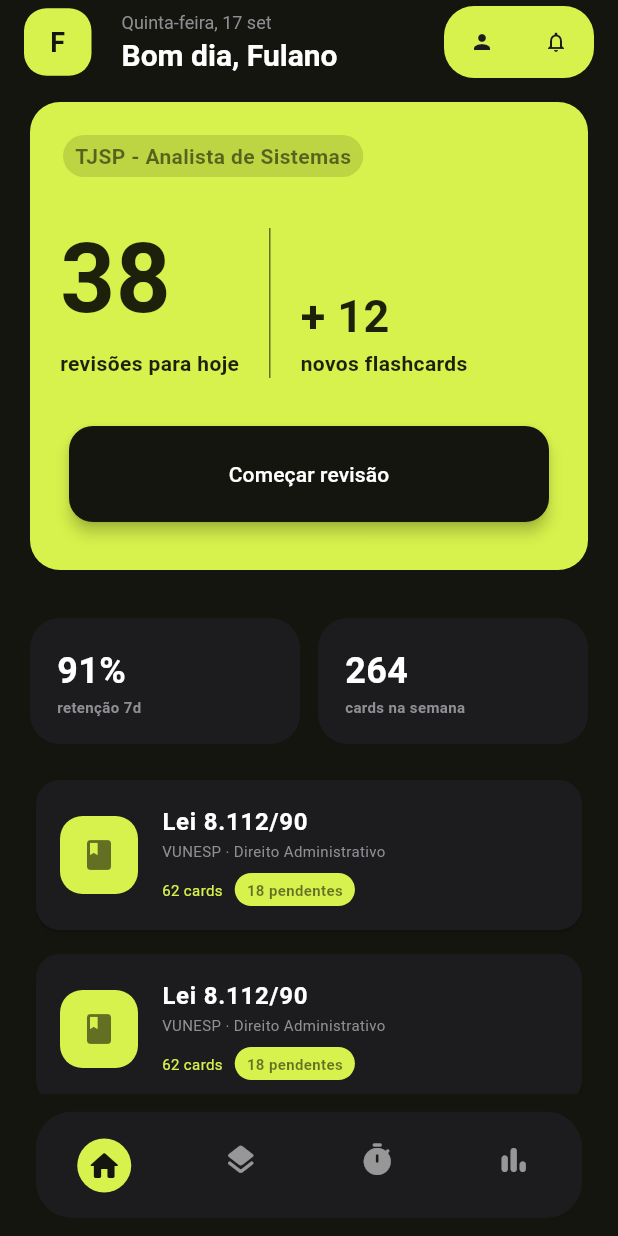
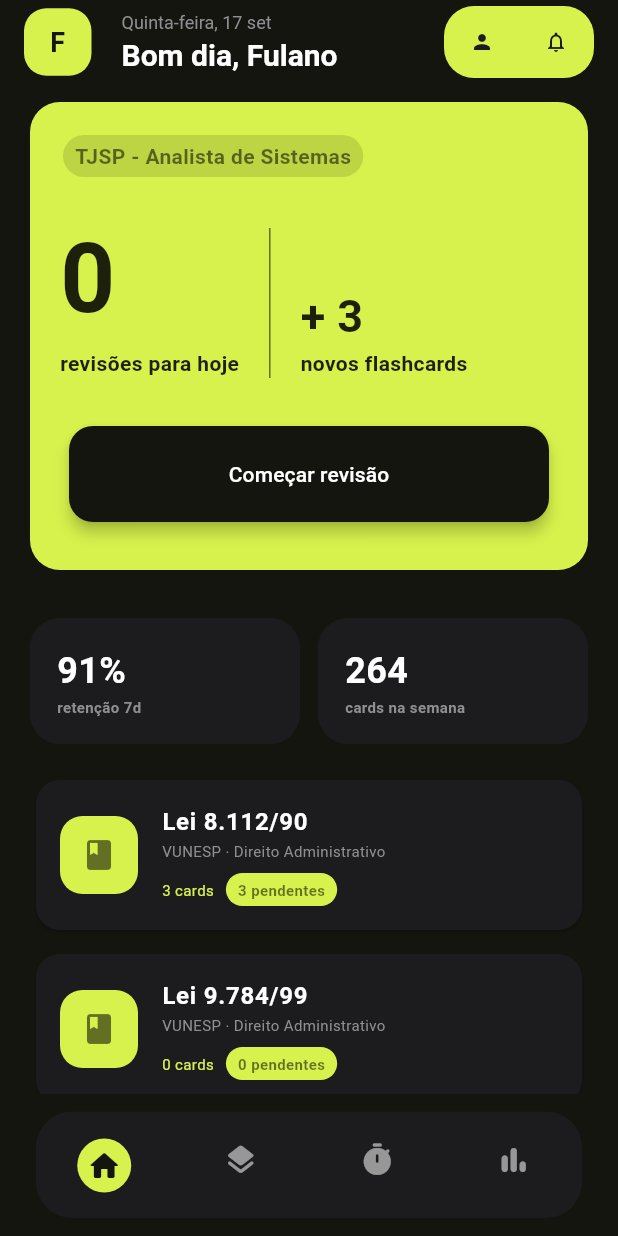
Before and after one commit to fabio550/flash_concursos_app, a Flutter app: the screen it shows after launch, on a phone screen of 412 x 824 dp. Run offline on Flutter 3.47's test engine with Material 3 defaults, Android fonts, the phone set to English and light mode, and no system bars; our stand-ins replace go_router.

Commit message:
feat: wire Home page to flashcards fake repositories
Deck list and today's review counts now come from FakeDeckRepository/
FakeCardRepository instead of hardcoded values. The two StatCards
(retention/weekly count) stay hardcoded — they depend on review_log,
which doesn't exist yet.

Co-Authored-By: Claude Sonnet 5 <noreply@anthropic.com>
Claude-Session: https://claude.ai/code/session_01QUtNWBu61jH1eLFmf9ki6X

```diff
--- a/lib/core/presentation/pages/home_page.dart
+++ b/lib/core/presentation/pages/home_page.dart
@@ -1,11 +1,49 @@
 import 'package:flash_concursos_app/core/presentation/widgets/app_bar/home_app_bar.dart';
 import 'package:flash_concursos_app/core/presentation/widgets/deck_list_view.dart';
+import 'package:flash_concursos_app/core/presentation/widgets/deck_summary.dart';
 import 'package:flash_concursos_app/core/presentation/widgets/stat_card.dart';
 import 'package:flash_concursos_app/core/presentation/widgets/today_review_hero.dart';
+import 'package:flash_concursos_app/core/system_design/app_colors.dart';
+import 'package:flash_concursos_app/features/flashcards/data/fake/fake_card_repository.dart';
+import 'package:flash_concursos_app/features/flashcards/data/fake/fake_deck_repository.dart';
+import 'package:flash_concursos_app/features/flashcards/domain/enums/card_state.dart';
+import 'package:flash_concursos_app/features/flashcards/domain/repositories/card_repository.dart';
+import 'package:flash_concursos_app/features/flashcards/domain/repositories/deck_repository.dart';
+import 'package:flash_concursos_app/features/flashcards/domain/services/study_day.dart';
 import 'package:flutter/material.dart';
 
-class HomePage extends StatelessWidget {
+class HomePage extends StatefulWidget {
   const HomePage({super.key});
+
+  @override
+  State<HomePage> createState() => _HomePageState();
+}
+
+class _HomePageState extends State<HomePage> {
+  final DeckRepository _deckRepository = FakeDeckRepository();
+  late final CardRepository _cardRepository = FakeCardRepository(_deckRepository);
+  late final Future<_HomeData> _future = _loadData();
+
+  Future<_HomeData> _loadData() async {
+    final now = DateTime.now();
+    final decks = await _deckRepository.getAll();
+    final summaries = <DeckSummary>[];
+    for (final deck in decks) {
+      final cards = await _cardRepository.getByDeckId(deck.id);
+      final pending = cards.where((c) => StudyDay.isDueToday(c.due, now)).length;
+      summaries.add(DeckSummary(
+        deck: deck,
+        totalCards: cards.length,
+        pendingCards: pending,
+      ));
+    }
+
+    final dueCards = await _cardRepository.getDue(now: now);
+    final revisions = dueCards.where((c) => c.state != CardState.newCard).length;
+    final newCards = dueCards.where((c) => c.state == CardState.newCard).length;
+
+    return _HomeData(decks: summaries, revisions: revisions, newCards: newCards);
+  }
 
   @override
   Widget build(BuildContext context) {
@@ -14,16 +52,25 @@ class HomePage extends StatelessWidget {
         onProfileTap: () {},
         onNotificationTap: () {},
       ),
-      body: SingleChildScrollView(
+      body: FutureBuilder<_HomeData>(
+        future: _future,
+        builder: (context, snapshot) {
+          if (!snapshot.hasData) {
+            return const Center(
+              child: CircularProgressIndicator(color: AppColors.accent),
+            );
+          }
+          final data = snapshot.data!;
+          return SingleChildScrollView(
             child: Column(
               children: [
                 TodayReviewHero(
-              revisions: 38,
-              newCards: 12,
+                  revisions: data.revisions,
+                  newCards: data.newCards,
                   onPressed: () {},
                 ),
-            Padding(
-              padding: const EdgeInsets.symmetric(horizontal: 20, vertical: 20),
+                const Padding(
+                  padding: EdgeInsets.symmetric(horizontal: 20, vertical: 20),
                   child: Row(
                     children: [
                       Expanded(
@@ -32,7 +79,7 @@ class HomePage extends StatelessWidget {
                           bottomText: 'retenção 7d',
                         ),
                       ),
-                  SizedBox(width: 12,),
+                      SizedBox(width: 12),
                       Expanded(
                         child: StatCard(
                           centerText: '264',
@@ -42,10 +89,24 @@ class HomePage extends StatelessWidget {
                     ],
                   ),
                 ),
-            DeckListView(),
+                DeckListView(summaries: data.decks),
               ],
             ),
+          );
+        },
       ),
     );
   }
 }
+
+class _HomeData {
+  final List<DeckSummary> decks;
+  final int revisions;
+  final int newCards;
+
+  const _HomeData({
+    required this.decks,
+    required this.revisions,
+    required this.newCards,
+  });
+}
--- a/lib/core/presentation/widgets/deck_list_tile.dart
+++ b/lib/core/presentation/widgets/deck_list_tile.dart
@@ -1,11 +1,14 @@
 import 'package:flash_concursos_app/core/presentation/widgets/app_tag.dart';
+import 'package:flash_concursos_app/core/presentation/widgets/deck_summary.dart';
 import 'package:flash_concursos_app/core/system_design/app_colors.dart';
 import 'package:flutter/material.dart';
 
 class DeckListTile extends StatelessWidget {
+  final DeckSummary summary;
 
   const DeckListTile({
-    super.key
+    super.key,
+    required this.summary,
   });
 
   @override
@@ -19,7 +22,7 @@ class DeckListTile extends StatelessWidget {
           color: AppColors.accent,
           borderRadius: BorderRadius.circular(15),
         ),
-        child: Center(
+        child: const Center(
           child: Icon(
             Icons.book_rounded,
             color: Colors.black54,
@@ -27,7 +30,7 @@ class DeckListTile extends StatelessWidget {
         ),
       ),
       title: Text(
-        'Lei 8.112/90',
+        summary.deck.title,
         style: const TextStyle(
           fontSize: 16,
           color: Colors.white,
@@ -38,25 +41,25 @@ class DeckListTile extends StatelessWidget {
         crossAxisAlignment: CrossAxisAlignment.start,
         children: [
           Text(
-          'VUNESP · Direito Administrativo',
+          '${summary.deck.examBoard} · ${summary.deck.subject}',
           style: const TextStyle(
               fontSize: 10,
               color: AppColors.textSecondary,
             ),
           ),
-          SizedBox(height: 8,),
+          const SizedBox(height: 8,),
           Row(
             children: [
               Text(
-                '62 cards',
-                style: TextStyle(
+                '${summary.totalCards} cards',
+                style: const TextStyle(
                   color: AppColors.accent,
                   fontSize: 10,
                 ),
               ),
-              SizedBox(width: 8,),
+              const SizedBox(width: 8,),
               AppTag(
-                text: '18 pendentes',
+                text: '${summary.pendingCards} pendentes',
                 fontSize: 10,
                 backgroundColor: AppColors.accent,
               ),
--- a/lib/core/presentation/widgets/deck_list_view.dart
+++ b/lib/core/presentation/widgets/deck_list_view.dart
@@ -1,30 +1,36 @@
 import 'package:flash_concursos_app/core/presentation/widgets/deck_list_tile.dart';
+import 'package:flash_concursos_app/core/presentation/widgets/deck_summary.dart';
 import 'package:flash_concursos_app/core/system_design/app_colors.dart';
 import 'package:flutter/material.dart';
 
 class DeckListView extends StatelessWidget {
-  const DeckListView({super.key});
+  final List<DeckSummary> summaries;
+
+  const DeckListView({
+    super.key,
+    required this.summaries,
+  });
 
   @override
   Widget build(BuildContext context) {
     return ListView.separated(
       shrinkWrap: true,
       physics: const NeverScrollableScrollPhysics(),
-      itemCount: 3,
+      itemCount: summaries.length,
       itemBuilder: (context, index) {
         return Padding(
-          padding: EdgeInsets.symmetric(horizontal: 20),
+          padding: const EdgeInsets.symmetric(horizontal: 20),
           child: Card(
             clipBehavior: Clip.antiAlias,
             color: AppColors.surface,
             shape: RoundedRectangleBorder(
               borderRadius: BorderRadius.circular(16),
             ),
-            child: DeckListTile(),
+            child: DeckListTile(summary: summaries[index]),
           )
         );
       },
-      separatorBuilder: (context, index) => SizedBox(height: 8),
+      separatorBuilder: (context, index) => const SizedBox(height: 8),
     );
   }
 }
--- /dev/null
+++ b/lib/core/presentation/widgets/deck_summary.dart
@@ -0,0 +1,15 @@
+import 'package:flash_concursos_app/features/flashcards/domain/entities/deck.dart';
+
+/// View-model for a row in [DeckListView] — a [Deck] plus the card counts
+/// the Home page computed from `CardRepository`.
+class DeckSummary {
+  final Deck deck;
+  final int totalCards;
+  final int pendingCards;
+
+  const DeckSummary({
+    required this.deck,
+    required this.totalCards,
+    required this.pendingCards,
+  });
+}
```
Lines whose indentation alone changed are shown as unchanged.
